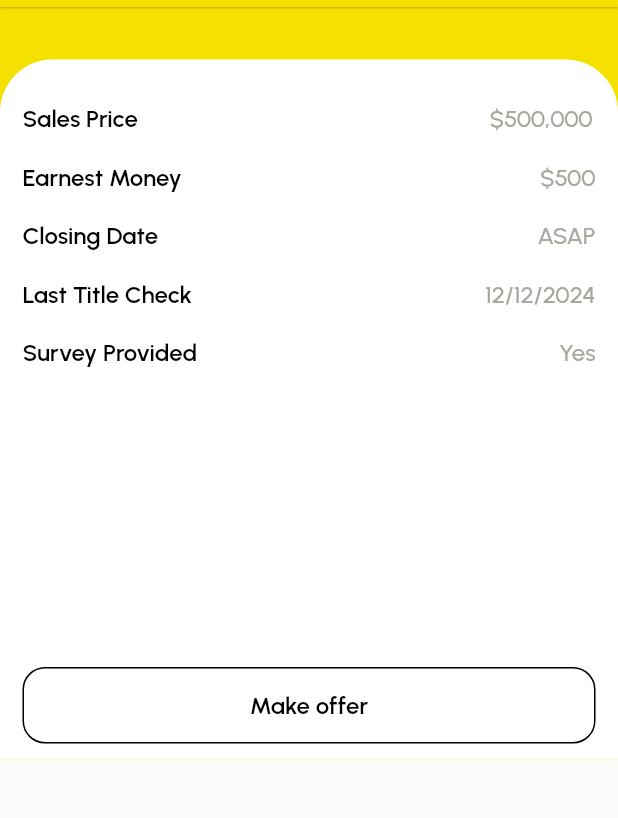
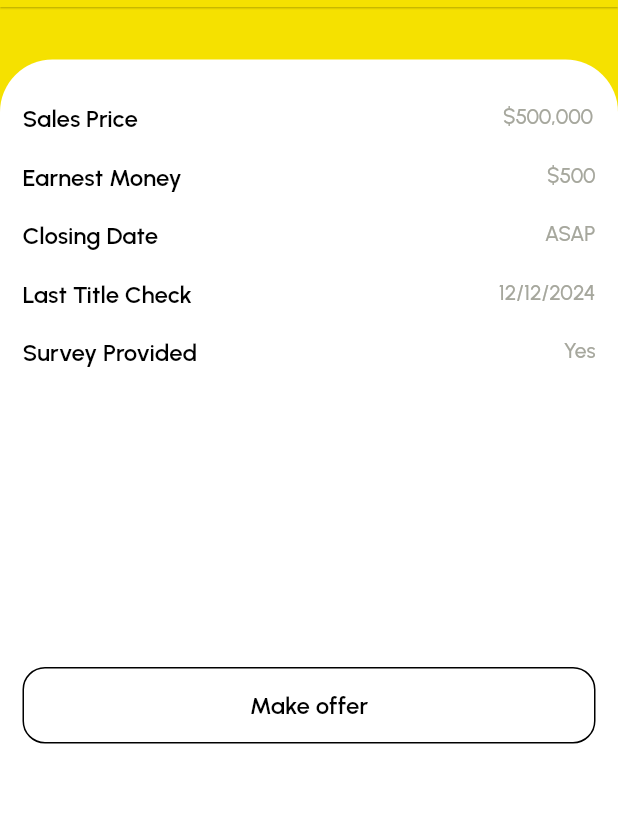
Before and after one commit to QuickFast-io/UX, a Flutter app: the Sellers_Terms_Screen screen opened directly, on a phone screen of 412 x 824 dp, the part 77-895 px from its top. Run offline on Flutter 3.47's test engine with Material 2 defaults, Android fonts, the phone set to English and light mode, and no system bars; our stand-ins replace awesome_snackbar_content, floating_bottom_navigation_bar, flutter_spinkit, flutter_svg, google_fonts, shared_preferences; missing offline and left inert: country_calling_code_picker, flutter_sim_country_code; accounts and stored records are empty.

Commit message:
rabit_changes_23_01_23-1

```diff
--- a/lib/screens/side_menu/sellers_terms_screen.dart
+++ b/lib/screens/side_menu/sellers_terms_screen.dart
@@ -62,6 +62,8 @@ class _Sellers_Terms_ScreenState extends State<Sellers_Terms_Screen> {
         child: Container(
           margin: EdgeInsets.only(top: 35.0),
             width: double.infinity,
+
+            height: MediaQuery.of(context).size.height,
             decoration: BoxDecoration(
                 color: Colors.white,
                 borderRadius: BorderRadius.only(
@@ -69,12 +71,13 @@ class _Sellers_Terms_ScreenState extends State<Sellers_Terms_Screen> {
                   topRight: Radius.circular(35.0),
                 )),
             padding: EdgeInsets.fromLTRB(15.0, 10.0, 15.0, 10.0),
-            child: SingleChildScrollView(
             child: Container(
-                padding: EdgeInsets.fromLTRB(0.0, 20.0, 0.0, 0.0),
+              width: MediaQuery.of(context).size.width,
+              height: MediaQuery.of(context).size.height,
+              padding: EdgeInsets.only(top: 20.0),
               child: Column(
-                  crossAxisAlignment: CrossAxisAlignment.center,
-                  mainAxisAlignment: MainAxisAlignment.center,
+                crossAxisAlignment: CrossAxisAlignment.start,
+                mainAxisAlignment: MainAxisAlignment.start,
                 children: [
 
                   Row(
@@ -97,7 +100,7 @@ class _Sellers_Terms_ScreenState extends State<Sellers_Terms_Screen> {
                         textAlign: TextAlign.center,
                         style: CustomWidget(context: context)
                             .CustomSizedTextStyle(
-                              16.0,
+                            14.0,
                             AppColors.hintColor,
                             FontWeight.w500,
                             'FontRegular'),
@@ -126,7 +129,7 @@ class _Sellers_Terms_ScreenState extends State<Sellers_Terms_Screen> {
                         textAlign: TextAlign.center,
                         style: CustomWidget(context: context)
                             .CustomSizedTextStyle(
-                              16.0,
+                            14.0,
                             AppColors.hintColor,
                             FontWeight.w500,
                             'FontRegular'),
@@ -155,7 +158,7 @@ class _Sellers_Terms_ScreenState extends State<Sellers_Terms_Screen> {
                         textAlign: TextAlign.center,
                         style: CustomWidget(context: context)
                             .CustomSizedTextStyle(
-                              16.0,
+                            14.0,
                             AppColors.hintColor,
                             FontWeight.w500,
                             'FontRegular'),
@@ -184,7 +187,7 @@ class _Sellers_Terms_ScreenState extends State<Sellers_Terms_Screen> {
                         textAlign: TextAlign.center,
                         style: CustomWidget(context: context)
                             .CustomSizedTextStyle(
-                              16.0,
+                            14.0,
                             AppColors.hintColor,
                             FontWeight.w500,
                             'FontRegular'),
@@ -213,7 +216,7 @@ class _Sellers_Terms_ScreenState extends State<Sellers_Terms_Screen> {
                         textAlign: TextAlign.center,
                         style: CustomWidget(context: context)
                             .CustomSizedTextStyle(
-                              16.0,
+                            14.0,
                             AppColors.hintColor,
                             FontWeight.w500,
                             'FontRegular'),
@@ -260,7 +263,6 @@ class _Sellers_Terms_ScreenState extends State<Sellers_Terms_Screen> {
 
                 ],
               ),
-              ),
             )
         ),
       ),
```
Lines whose indentation alone changed are shown as unchanged.
